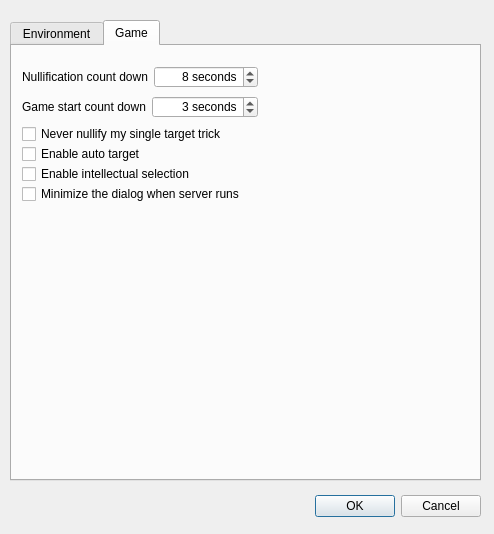
Old version of the form src/dialog/configdialog.ui in the repository Paracel/QSanguosha-Para.
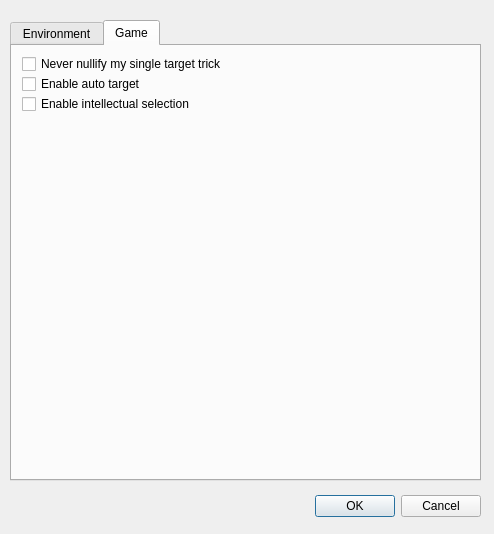
New version of the form. The open tabs and pages were chosen to show the change.

What changed in the file:
```diff
--- a/src/dialog/configdialog.ui
+++ b/src/dialog/configdialog.ui
@@ -444,70 +444,11 @@
     <attribute name="title">
      <string>Game</string>
     </attribute>
-    <widget class="QWidget" name="layoutWidget5">
-     <property name="geometry">
-      <rect>
-       <x>10</x>
-       <y>20</y>
-       <width>236</width>
-       <height>22</height>
-      </rect>
-     </property>
-     <layout class="QFormLayout" name="formLayout">
-      <property name="fieldGrowthPolicy">
-       <enum>QFormLayout::AllNonFixedFieldsGrow</enum>
-      </property>
-      <item row="0" column="0">
-       <widget class="QLabel" name="nullificationLabel">
-        <property name="sizePolicy">
-         <sizepolicy hsizetype="Preferred" vsizetype="Preferred">
-          <horstretch>0</horstretch>
-          <verstretch>0</verstretch>
-         </sizepolicy>
-        </property>
-        <property name="layoutDirection">
-         <enum>Qt::LeftToRight</enum>
-        </property>
-        <property name="text">
-         <string>Nullification count down</string>
-        </property>
-        <property name="buddy">
-         <cstring>nullificationSpinBox</cstring>
-        </property>
-       </widget>
-      </item>
-      <item row="0" column="1">
-       <widget class="QSpinBox" name="nullificationSpinBox">
-        <property name="sizePolicy">
-         <sizepolicy hsizetype="Preferred" vsizetype="Preferred">
-          <horstretch>0</horstretch>
-          <verstretch>0</verstretch>
-         </sizepolicy>
-        </property>
-        <property name="alignment">
-         <set>Qt::AlignRight|Qt::AlignTrailing|Qt::AlignVCenter</set>
-        </property>
-        <property name="suffix">
-         <string> seconds</string>
-        </property>
-        <property name="minimum">
-         <number>5</number>
-        </property>
-        <property name="maximum">
-         <number>15</number>
-        </property>
-        <property name="value">
-         <number>8</number>
-        </property>
-       </widget>
-      </item>
-     </layout>
-    </widget>
     <widget class="QCheckBox" name="neverNullifyMyTrickCheckBox">
      <property name="geometry">
       <rect>
        <x>10</x>
-       <y>80</y>
+       <y>10</y>
        <width>331</width>
        <height>16</height>
       </rect>
@@ -519,87 +460,6 @@
       <bool>false</bool>
      </property>
     </widget>
-    <widget class="QCheckBox" name="minimizecCheckBox">
-     <property name="geometry">
-      <rect>
-       <x>10</x>
-       <y>140</y>
-       <width>241</width>
-       <height>16</height>
-      </rect>
-     </property>
-     <property name="text">
-      <string>Minimize the dialog when server runs</string>
-     </property>
-     <property name="checked">
-      <bool>false</bool>
-     </property>
-    </widget>
-    <widget class="QWidget" name="layoutWidget5_2">
-     <property name="geometry">
-      <rect>
-       <x>10</x>
-       <y>50</y>
-       <width>236</width>
-       <height>22</height>
-      </rect>
-     </property>
-     <layout class="QFormLayout" name="formLayout_2">
-      <property name="fieldGrowthPolicy">
-       <enum>QFormLayout::AllNonFixedFieldsGrow</enum>
-      </property>
-      <item row="0" column="0">
-       <widget class="QLabel" name="gameStartLabel">
-        <property name="sizePolicy">
-         <sizepolicy hsizetype="Preferred" vsizetype="Preferred">
-          <horstretch>0</horstretch>
-          <verstretch>0</verstretch>
-         </sizepolicy>
-        </property>
-        <property name="text">
-         <string>Game start count down</string>
-        </property>
-        <property name="buddy">
-         <cstring>gameStartSpinBox</cstring>
-        </property>
-       </widget>
-      </item>
-      <item row="0" column="1">
-       <widget class="QSpinBox" name="gameStartSpinBox">
-        <property name="enabled">
-         <bool>true</bool>
-        </property>
-        <property name="sizePolicy">
-         <sizepolicy hsizetype="Preferred" vsizetype="Preferred">
-          <horstretch>0</horstretch>
-          <verstretch>0</verstretch>
-         </sizepolicy>
-        </property>
-        <property name="layoutDirection">
-         <enum>Qt::LeftToRight</enum>
-        </property>
-        <property name="alignment">
-         <set>Qt::AlignRight|Qt::AlignTrailing|Qt::AlignVCenter</set>
-        </property>
-        <property name="buttonSymbols">
-         <enum>QAbstractSpinBox::UpDownArrows</enum>
-        </property>
-        <property name="suffix">
-         <string> seconds</string>
-        </property>
-        <property name="minimum">
-         <number>0</number>
-        </property>
-        <property name="maximum">
-         <number>10</number>
-        </property>
-        <property name="value">
-         <number>3</number>
-        </property>
-       </widget>
-      </item>
-     </layout>
-    </widget>
     <widget class="QCheckBox" name="autoTargetCheckBox">
      <property name="enabled">
       <bool>true</bool>
@@ -607,7 +467,7 @@
      <property name="geometry">
       <rect>
        <x>10</x>
-       <y>100</y>
+       <y>30</y>
        <width>241</width>
        <height>16</height>
       </rect>
@@ -626,7 +486,7 @@
      <property name="geometry">
       <rect>
        <x>10</x>
-       <y>120</y>
+       <y>50</y>
        <width>241</width>
        <height>16</height>
       </rect>
```
